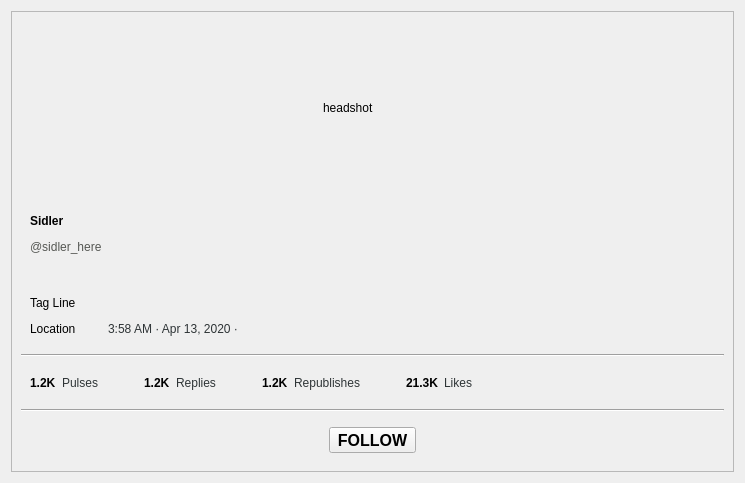
Old version of the form retroshare-gui/src/gui/TheWire/PulseViewGroup.ui in the repository RetroShare/RetroShare.
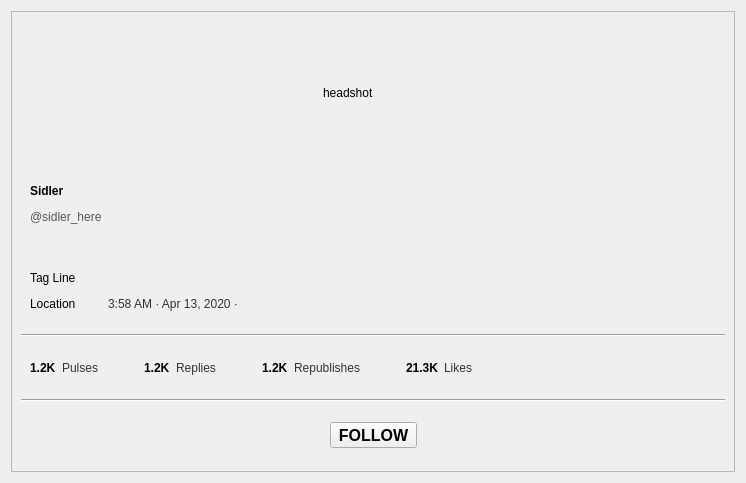
New version of the form.

Commit message: This commit adds the edit account functionality and also the functionality of setting a background image in the profile of a particular wire account.

The edit to the form file:
```diff
--- a/retroshare-gui/src/gui/TheWire/PulseViewGroup.ui
+++ b/retroshare-gui/src/gui/TheWire/PulseViewGroup.ui
@@ -6,7 +6,7 @@
    <rect>
     <x>0</x>
     <y>0</y>
-    <width>745</width>
+    <width>746</width>
     <height>483</height>
    </rect>
   </property>
@@ -50,17 +50,35 @@
      </property>
      <layout class="QVBoxLayout" name="plainFrame_VL">
       <item>
-       <widget class="QFrame" name="frame_headerBackground">
-        <layout class="QHBoxLayout" name="frame_headerBackground_HL">
+       <widget class="QFrame" name="frame_masthead">
+        <property name="sizePolicy">
+         <sizepolicy hsizetype="Preferred" vsizetype="Fixed">
+          <horstretch>0</horstretch>
+          <verstretch>0</verstretch>
+         </sizepolicy>
+        </property>
+        <property name="minimumSize">
+         <size>
+          <width>700</width>
+          <height>135</height>
+         </size>
+        </property>
+        <property name="styleSheet">
+         <string notr="true"/>
+        </property>
+        <layout class="QHBoxLayout" name="horizontalLayout">
          <item>
-          <spacer name="frame_headerBackground_LHSpacer">
+          <spacer name="widget_actions_RHSpacer_2">
            <property name="orientation">
             <enum>Qt::Horizontal</enum>
            </property>
+           <property name="sizeType">
+            <enum>QSizePolicy::Expanding</enum>
+           </property>
            <property name="sizeHint" stdset="0">
             <size>
-             <width>283</width>
-             <height>20</height>
+             <width>277</width>
+             <height>17</height>
             </size>
            </property>
           </spacer>
@@ -79,19 +97,22 @@
              <height>100</height>
             </size>
            </property>
+           <property name="styleSheet">
+            <string notr="true"/>
+           </property>
            <property name="text">
             <string>headshot</string>
            </property>
           </widget>
          </item>
          <item>
-          <spacer name="frame_headerBackground_RHSpacer">
+          <spacer name="widget_actions_LHSpacer_2">
            <property name="orientation">
             <enum>Qt::Horizontal</enum>
            </property>
            <property name="sizeHint" stdset="0">
             <size>
-             <width>23</width>
+             <width>281</width>
              <height>20</height>
             </size>
            </property>
@@ -509,7 +530,6 @@
            <property name="font">
             <font>
              <pointsize>12</pointsize>
-             <weight>75</weight>
              <bold>true</bold>
             </font>
            </property>
```
Left out of the diff: 9 changed lines with no effect on the pictures. The commit also changes 8 other files.
